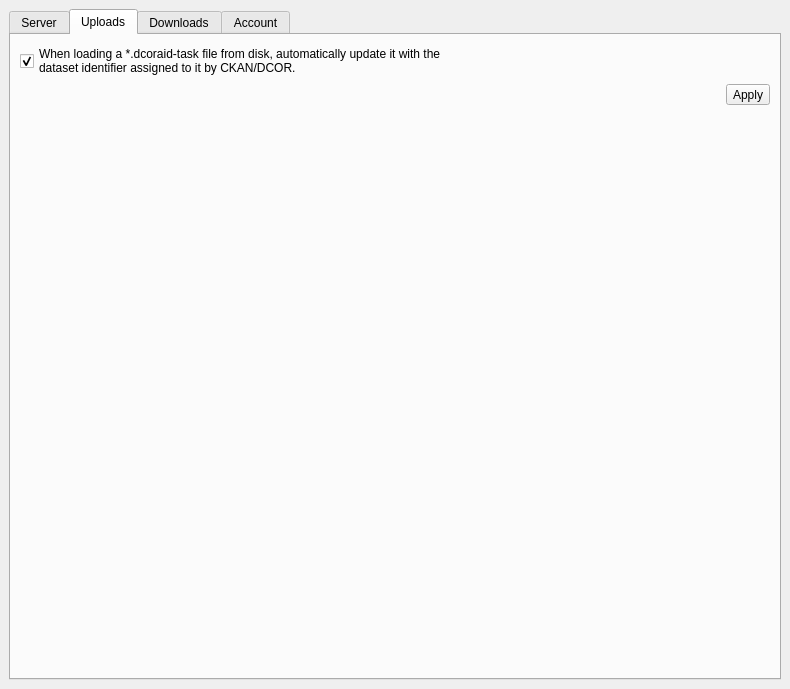
Before: the Qt Designer form dcoraid/gui/preferences/dlg_preferences.ui in DCOR-dev/DCOR-Aid, drawn with Qt 5.
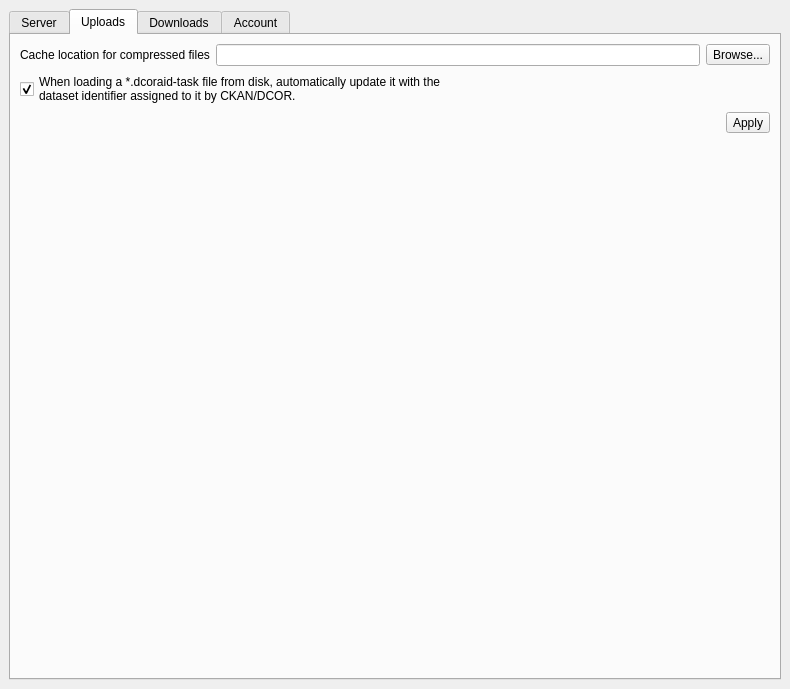
After: the same form once the commit is applied. The open tabs and pages were chosen to show the change. Icons and pictures are not drawn.

Commit message: enh: allow to select upload cache directory in GUI

What changed in the file:
```diff
--- a/dcoraid/gui/preferences/dlg_preferences.ui
+++ b/dcoraid/gui/preferences/dlg_preferences.ui
@@ -183,6 +183,27 @@
         <string>Uploads</string>
        </attribute>
        <layout class="QVBoxLayout" name="verticalLayout_2">
+        <item>
+         <layout class="QHBoxLayout" name="horizontalLayout_7">
+          <item>
+           <widget class="QLabel" name="label_10">
+            <property name="text">
+             <string>Cache location for compressed files</string>
+            </property>
+           </widget>
+          </item>
+          <item>
+           <widget class="QLineEdit" name="lineEdit_uploads_cache"/>
+          </item>
+          <item>
+           <widget class="QToolButton" name="toolButton_uploads_cache_browse">
+            <property name="text">
+             <string>Browse...</string>
+            </property>
+           </widget>
+          </item>
+         </layout>
+        </item>
         <item>
          <widget class="QCheckBox" name="checkBox_upload_write_task_id">
           <property name="text">
```
The commit also changes 3 other files.
